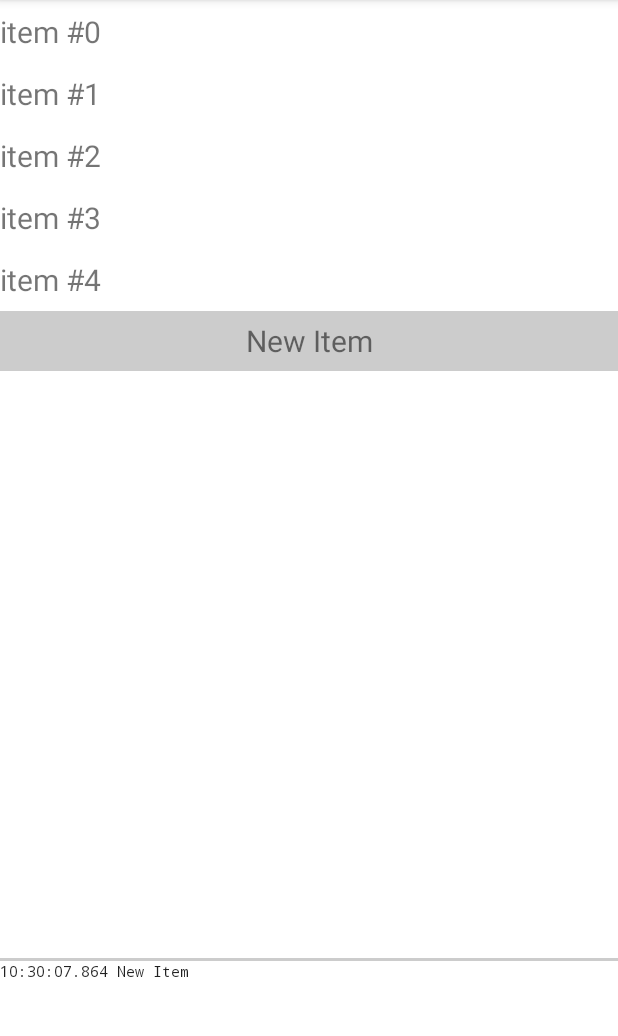
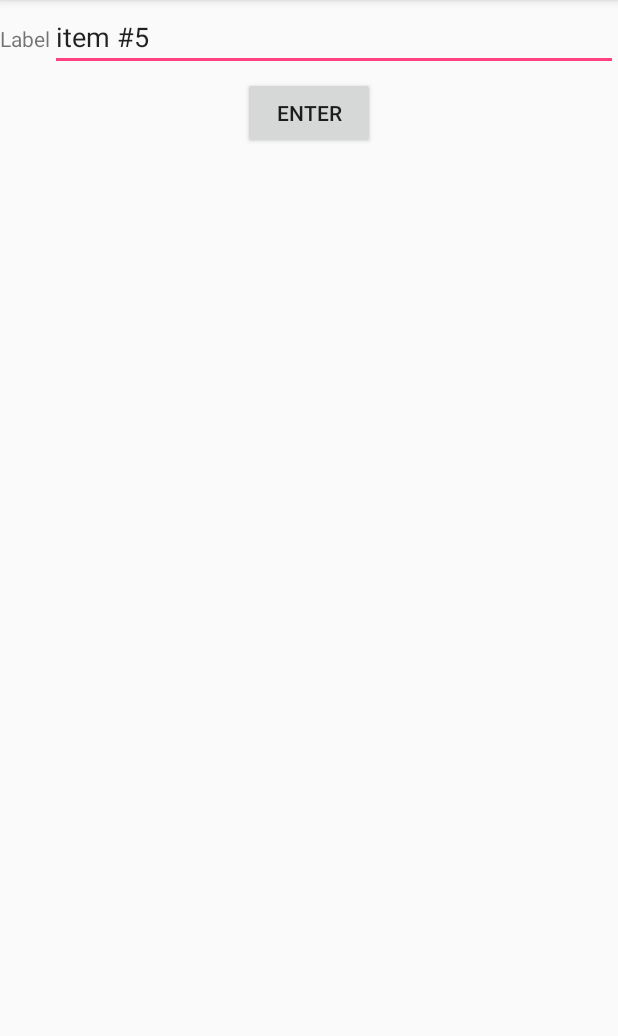
Before and after one commit to ypsitau/ExampleRecyclerViewEdit, an Android app: the screen it shows after launch (MainActivity before the commit, NewItemActivity after it), after a tap on "New Item", on a phone screen of 412 x 824 dp, the part 84-1120 px from its top. Run offline under Robolectric (Android 15) with nearby library versions, the phone set to English and light mode, and no system bars.

Commit message:
refined the look-and-feel

```diff
--- a/app/src/main/AndroidManifest.xml
+++ b/app/src/main/AndroidManifest.xml
@@ -3,13 +3,13 @@
 	package="io.github.ypsitau.examplerecyclerviewedit">
 
 	<application
+		android:name=".App"
 		android:allowBackup="true"
 		android:icon="@mipmap/ic_launcher"
 		android:label="@string/app_name"
 		android:roundIcon="@mipmap/ic_launcher_round"
 		android:supportsRtl="true"
-		android:theme="@style/AppTheme"
-		android:name=".App">
+		android:theme="@style/AppTheme">
 		<activity android:name=".MainActivity">
 			<intent-filter>
 				<action android:name="android.intent.action.MAIN" />
@@ -17,6 +17,7 @@
 				<category android:name="android.intent.category.LAUNCHER" />
 			</intent-filter>
 		</activity>
+		<activity android:name=".NewItemActivity"></activity>
 	</application>
 
 </manifest>
--- a/app/src/main/java/io/github/ypsitau/examplerecyclerviewedit/ItemAdapter.java
+++ b/app/src/main/java/io/github/ypsitau/examplerecyclerviewedit/ItemAdapter.java
@@ -10,8 +10,11 @@ import android.widget.TextView;
 import java.util.List;
 
 public class ItemAdapter extends RecyclerView.Adapter<ItemAdapter.ViewHolder> {
-	private List<String> labels;
-	public static class ViewHolder extends RecyclerView.ViewHolder {
+	public abstract static class Listener {
+		abstract public void onNewItem(View viewLast);
+	};
+
+	public class ViewHolder extends RecyclerView.ViewHolder {
 		public View viewRoot;
 		boolean isMovable;
 		public TextView textView_label;
@@ -24,15 +27,19 @@ public class ItemAdapter extends RecyclerView.Adapter<ItemAdapter.ViewHolder> {
 			this.textView_overlap = viewRoot.findViewById(R.id.textView_overlap);
 			textView_overlap.setOnClickListener(new View.OnClickListener() {
 				@Override
-				public void onClick(View v) {
-					App.Printf("New Item\n");
+				public void onClick(View view) {
+					listener.onNewItem(view);
 				}
 			});
 		}
 	}
 
-	public ItemAdapter(List<String> labels) {
+	private List<String> labels;
+	private Listener listener;
+
+	public ItemAdapter(List<String> labels, Listener listener) {
 		this.labels = labels;
+		this.listener = listener;
 	}
 
 	@NonNull
@@ -44,8 +51,10 @@ public class ItemAdapter extends RecyclerView.Adapter<ItemAdapter.ViewHolder> {
 
 	@Override
 	public void onBindViewHolder(@NonNull ViewHolder holder, int position) {
+		App.Printf("onBindViewHolder(%d)\n", position);
 		if (position < labels.size()) {
 			holder.textView_label.setText(labels.get(position));
+			holder.textView_overlap.setVisibility(View.GONE);
 			holder.isMovable = true;
 		} else {
 			holder.textView_overlap.setVisibility(View.VISIBLE);
@@ -56,4 +65,19 @@ public class ItemAdapter extends RecyclerView.Adapter<ItemAdapter.ViewHolder> {
 	public int getItemCount() {
 		return labels.size() + 1;
 	}
+
+	public void doAddItem(String label) {
+		labels.add(label);
+		notifyItemRangeChanged(labels.size() - 1, 2);
+	}
+
+	public void doRemoveItem(int fromPos) {
+		labels.remove(fromPos);
+		notifyItemRemoved(fromPos);
+	}
+
+	public void doMoveItem(int toPos, int fromPos) {
+		labels.add(toPos, labels.remove(fromPos));
+		notifyItemMoved(fromPos, toPos);
+	}
 }
--- a/app/src/main/java/io/github/ypsitau/examplerecyclerviewedit/MainActivity.java
+++ b/app/src/main/java/io/github/ypsitau/examplerecyclerviewedit/MainActivity.java
@@ -1,11 +1,14 @@
 package io.github.ypsitau.examplerecyclerviewedit;
 
+import android.content.Context;
+import android.content.Intent;
 import android.graphics.Color;
 import android.support.v7.app.AppCompatActivity;
 import android.os.Bundle;
 import android.support.v7.widget.LinearLayoutManager;
 import android.support.v7.widget.RecyclerView;
 import android.support.v7.widget.helper.ItemTouchHelper;
+import android.view.View;
 import android.widget.EditText;
 
 import java.util.ArrayList;
@@ -15,6 +18,8 @@ public class MainActivity extends AppCompatActivity {
 
 	List<String> labels = new ArrayList<String>();
 
+	RecyclerView recyclerView;
+
 	@Override
 	protected void onCreate(Bundle savedInstanceState) {
 		super.onCreate(savedInstanceState);
@@ -22,9 +27,17 @@ public class MainActivity extends AppCompatActivity {
 			labels.add(String.format("item #%d", i));
 		}
 		setContentView(R.layout.activity_main);
-		final RecyclerView recyclerView = findViewById(R.id.recyclerView);
+		recyclerView = findViewById(R.id.recyclerView);
 		recyclerView.setLayoutManager(new LinearLayoutManager(getApplicationContext()));
-		recyclerView.setAdapter(new ItemAdapter(labels));
+		final Context context = this;
+		recyclerView.setAdapter(new ItemAdapter(labels, new ItemAdapter.Listener() {
+			@Override
+			public void onNewItem(View viewLast) {
+				Intent intent = new Intent(context, NewItemActivity.class);
+				intent.putExtra(NewItemActivity.KEY_LABEL, String.format("item #%d", labels.size()));
+				startActivityForResult(intent, 123);
+			}
+		}));
 		final ItemTouchHelper itemTouchHelper = new ItemTouchHelper(
 				new ItemTouchHelper.SimpleCallback(
 						ItemTouchHelper.UP | ItemTouchHelper.DOWN,
@@ -62,19 +75,32 @@ public class MainActivity extends AppCompatActivity {
 						final int fromPos = viewHolder.getAdapterPosition();
 						final int toPos = viewHolderTgt.getAdapterPosition();
 						App.Printf("onMove %d->%d\n", fromPos, toPos);
-						labels.add(toPos, labels.remove(fromPos));
-						recyclerView.getAdapter().notifyItemMoved(fromPos, toPos);
+						((ItemAdapter)recyclerView.getAdapter()).doMoveItem(toPos, fromPos);
 						return true; // true if moved, false otherwise
 					}
 
 					public void onSwiped(RecyclerView.ViewHolder viewHolder, int direction) {
 						final int fromPos = viewHolder.getAdapterPosition();
-						labels.remove(fromPos);
-						recyclerView.getAdapter().notifyItemRemoved(fromPos);
+						((ItemAdapter)recyclerView.getAdapter()).doRemoveItem(fromPos);
 					}
 
 				});
 		itemTouchHelper.attachToRecyclerView(recyclerView);
 		App.setLogEditText((EditText)findViewById(R.id.editText_log), true);
 	}
+
+	@Override
+	protected void onActivityResult(int requestCode, int resultCode, Intent intent) {
+		super.onActivityResult(requestCode, resultCode, intent);
+		if (intent != null) {
+			Bundle bundle = intent.getExtras();
+			if (resultCode == RESULT_OK) {
+				String label = bundle.getString(NewItemActivity.KEY_LABEL);
+				((ItemAdapter)recyclerView.getAdapter()).doAddItem(label);
+				recyclerView.scrollToPosition(labels.size());
+			} else if (resultCode == RESULT_CANCELED) {
+				// nothing to do
+			}
+		}
+	}
 }
--- /dev/null
+++ b/app/src/main/java/io/github/ypsitau/examplerecyclerviewedit/NewItemActivity.java
@@ -0,0 +1,37 @@
+package io.github.ypsitau.examplerecyclerviewedit;
+
+import android.app.Activity;
+import android.content.Context;
+import android.content.Intent;
+import android.support.v7.app.AppCompatActivity;
+import android.os.Bundle;
+import android.util.Log;
+import android.view.View;
+import android.widget.Button;
+import android.widget.EditText;
+
+public class NewItemActivity extends AppCompatActivity {
+	public static String KEY_LABEL = "LABEL";
+
+	@Override
+	protected void onCreate(Bundle savedInstanceState) {
+		super.onCreate(savedInstanceState);
+		Intent intent = getIntent();
+		setContentView(R.layout.activity_new_item);
+		final EditText editText = findViewById(R.id.editText);
+		final Button button_Enter = findViewById(R.id.button_Enter);
+		editText.setText(intent.getStringExtra(KEY_LABEL));
+		final Activity thisActivity = this;
+		button_Enter.setOnClickListener(new View.OnClickListener() {
+			@Override
+			public void onClick(View v) {
+				Intent intent = new Intent();
+				Bundle bundle = new Bundle();
+				bundle.putString(KEY_LABEL, editText.getText().toString());
+				intent.putExtras(bundle);
+				setResult(RESULT_OK, intent);
+				finish();
+			}
+		});
+	}
+}
--- /dev/null
+++ b/app/src/main/res/layout/activity_new_item.xml
@@ -0,0 +1,32 @@
+<?xml version="1.0" encoding="utf-8"?>
+<android.support.constraint.ConstraintLayout xmlns:android="http://schemas.android.com/apk/res/android"
+	xmlns:app="http://schemas.android.com/apk/res-auto"
+	xmlns:tools="http://schemas.android.com/tools"
+	android:layout_width="match_parent"
+	android:layout_height="match_parent"
+	tools:context=".NewItemActivity">
+	<TextView
+		android:id="@+id/textView"
+		android:layout_width="wrap_content"
+		android:layout_height="wrap_content"
+		android:text="Label"
+		android:layout_marginTop="16dp"
+		app:layout_constraintTop_toTopOf="parent"
+		app:layout_constraintLeft_toLeftOf="parent" />
+	<EditText
+		android:id="@+id/editText"
+		android:layout_width="0dp"
+		android:layout_height="wrap_content"
+		app:layout_constraintBaseline_toBaselineOf="@+id/textView"
+		app:layout_constraintLeft_toRightOf="@+id/textView"
+		app:layout_constraintRight_toRightOf="parent" />
+	<Button
+		android:id="@+id/button_Enter"
+		android:layout_width="wrap_content"
+		android:layout_height="wrap_content"
+		android:layout_marginTop="16dp"
+		android:text="Enter"
+		app:layout_constraintTop_toBottomOf="@+id/textView"
+		app:layout_constraintLeft_toLeftOf="parent"
+		app:layout_constraintRight_toRightOf="parent" />
+</android.support.constraint.ConstraintLayout>
--- a/app/src/main/res/layout/adapter_item.xml
+++ b/app/src/main/res/layout/adapter_item.xml
@@ -20,12 +20,14 @@
 	<TextView
 		android:id="@+id/textView_overlap"
 		android:layout_width="0dp"
-		android:layout_height="40sp"
-		android:textSize="20sp"
+		android:layout_height="30sp"
+		android:textSize="16sp"
 		android:gravity="center"
-		android:background="#cccccc"
+		android:background="@drawable/oval_shape"
 		android:visibility="gone"
 		android:text="New Item"
+		android:textColor="#ffffff"
+		android:layout_margin="4dp"
 		app:layout_constraintTop_toTopOf="parent"
 		app:layout_constraintBottom_toBottomOf="parent"
 		app:layout_constraintLeft_toLeftOf="parent"
```
Also changed, not shown: app/src/main/res/drawable/oval_shape.xml (added, +8 -0 lines).
